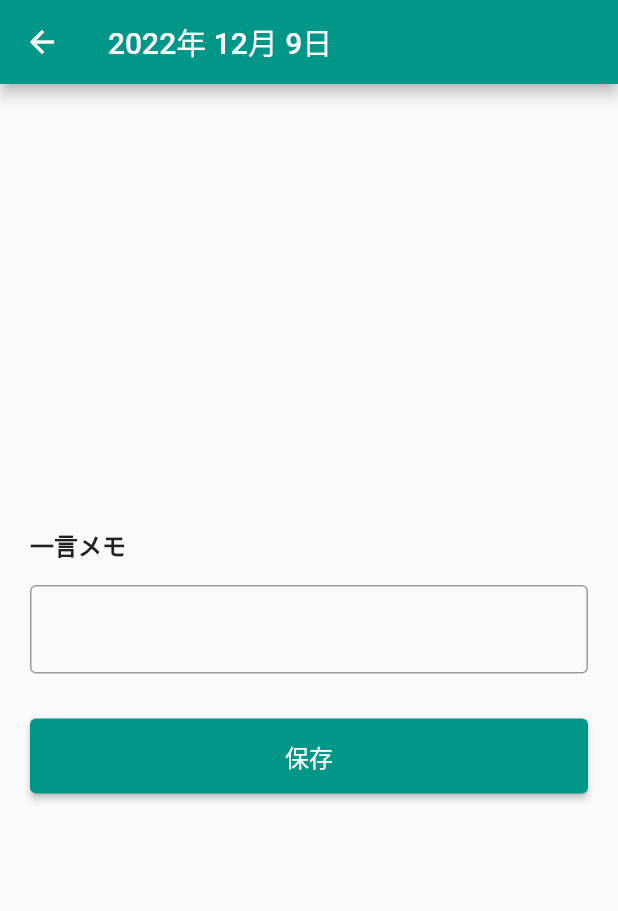
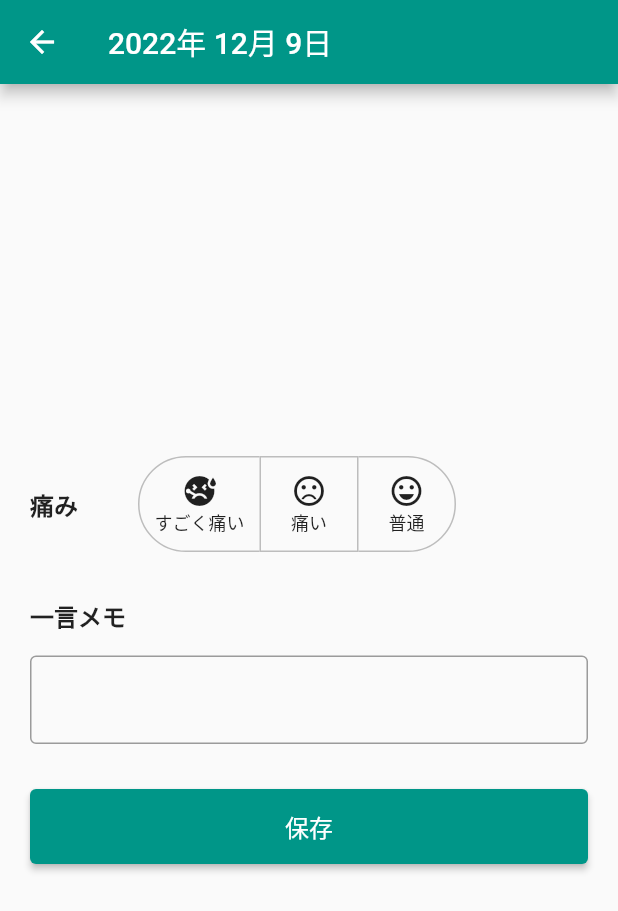
Before and after one commit to sa8a/stomach_ache_app, a Flutter app: the CalendarAddPage screen opened directly, on a phone screen of 412 x 824 dp. Shown: the top 911 px of the screen. Run offline on Flutter 3.47's test engine with Material 2 defaults, Android fonts, the phone set to English and light mode, and no system bars; our stand-ins replace flutter_riverpod, share_plus, table_calendar.

Commit message:
add: 「痛み」の項目を追加 #3

```diff
--- a/lib/model/calendar.dart
+++ b/lib/model/calendar.dart
@@ -7,6 +7,8 @@ class Calendar extends ChangeNotifier {
   DateTime? selectedDay;
   Map<DateTime, List> eventsList = {};
   String memo = '';
+  List<bool> toggleList = [false, false, false]; // 「痛み」選択リスト
+  String status = '';
 
   // 以下は状態を操作するメソッド
   // `notifyListeners();` で状態（変数）の変化を通知し、
@@ -39,12 +41,14 @@ class Calendar extends ChangeNotifier {
     eventsList.addAll({
       selectedDay!: [
         {
+          'status': status,
           'memo': memo,
         }
       ]
     });
 
     // 値が残るのでリセット
+    toggleList = [false, false, false];
     memo = '';
 
     // リスト追加後のリスト確認
@@ -52,6 +56,35 @@ class Calendar extends ChangeNotifier {
 
     notifyListeners();
   }
+
+  // トグルボタンを押下する時の切り替え処理
+  // ボタンが押されたときの処理（1つだけを選択させる）
+  void toggleTap(int index) {
+    for (int buttonIndex = 0; buttonIndex < toggleList.length; buttonIndex++) {
+      if (buttonIndex == index) {
+        toggleList[buttonIndex] = true;
+      } else {
+        toggleList[buttonIndex] = false;
+      }
+    }
+
+    // トグルボタンのbool状態を確認
+    print(toggleList);
+
+    // 選択したトグルをStringにする
+    if (toggleList[0]) {
+      status = 'すごく痛い';
+    } else if (toggleList[1]) {
+      status = '痛い';
+    } else if (toggleList[2]) {
+      status = '普通';
+    }
+
+    // 選択したトグルをStringにして変数statusに代入
+    print(status);
+
+    notifyListeners();
+  }
 }
 
 // ChangeNotifierProviderを定義
--- a/lib/screens/calendar_add_page.dart
+++ b/lib/screens/calendar_add_page.dart
@@ -28,6 +28,80 @@ class _CalendarAddPageState extends ConsumerState<CalendarAddPage> {
         child: Column(
           mainAxisAlignment: MainAxisAlignment.center,
           children: [
+            // 「痛み」を選択
+            Row(
+              children: [
+                const Text(
+                  '痛み',
+                  style: TextStyle(
+                    fontSize: 16,
+                    fontWeight: FontWeight.bold,
+                  ),
+                ),
+                const SizedBox(width: 40),
+                ToggleButtons(
+                  onPressed: calendar.toggleTap,
+                  borderWidth: 1,
+                  borderColor: Colors.grey[400],
+                  borderRadius: BorderRadius.circular(50.0),
+                  // 状態がONのボタンの文字色と枠の色
+                  selectedColor: Colors.white,
+                  selectedBorderColor: Colors.grey[400],
+                  // 状態がONのボタンの背景色
+                  fillColor: Colors.teal,
+                  // ON/OFFの指定（provider）
+                  isSelected: calendar.toggleList,
+                  // 各ボタン表示の子ウィジェットの指定
+                  children: [
+                    Padding(
+                      padding: const EdgeInsets.all(10.0),
+                      child: Column(
+                        children: const [
+                          Icon(Icons.sick),
+                          Text(
+                            'すごく痛い',
+                            style: TextStyle(fontSize: 12),
+                          ),
+                        ],
+                      ),
+                    ),
+                    Padding(
+                      padding: const EdgeInsets.symmetric(
+                        vertical: 10,
+                        horizontal: 20,
+                      ),
+                      child: Column(
+                        children: const [
+                          Icon(Icons.sentiment_very_dissatisfied),
+                          Text(
+                            '痛い',
+                            style: TextStyle(fontSize: 12),
+                          ),
+                        ],
+                      ),
+                    ),
+                    Padding(
+                      padding: const EdgeInsets.symmetric(
+                        vertical: 10,
+                        horizontal: 20,
+                      ),
+                      child: Column(
+                        children: const [
+                          Icon(Icons.sentiment_very_satisfied),
+                          Text(
+                            '普通',
+                            style: TextStyle(fontSize: 12),
+                          ),
+                        ],
+                      ),
+                    ),
+                  ],
+                ),
+              ],
+            ),
+
+            const SizedBox(height: 30),
+
             // メモ
             const SizedBox(
               width: double.infinity,
@@ -41,8 +115,9 @@ class _CalendarAddPageState extends ConsumerState<CalendarAddPage> {
               ),
             ),
 
+            const SizedBox(height: 15),
+
             // メモ テキストフィールド
-            const SizedBox(height: 15),
             TextField(
               decoration: const InputDecoration(
                 border: OutlineInputBorder(),
```
